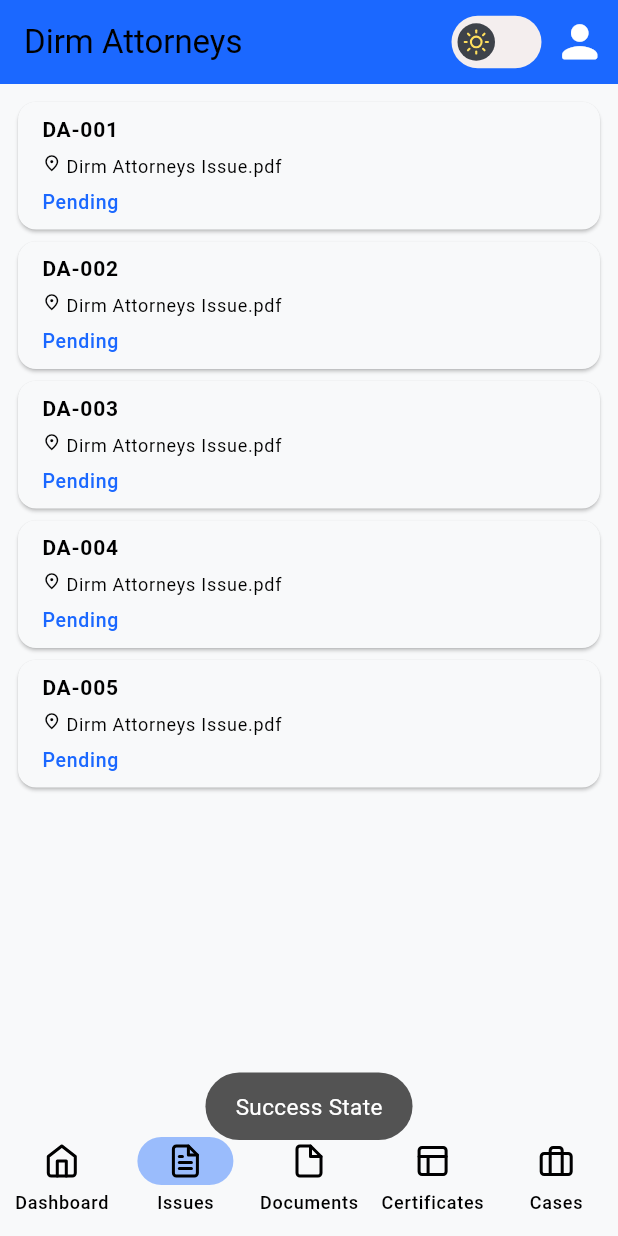
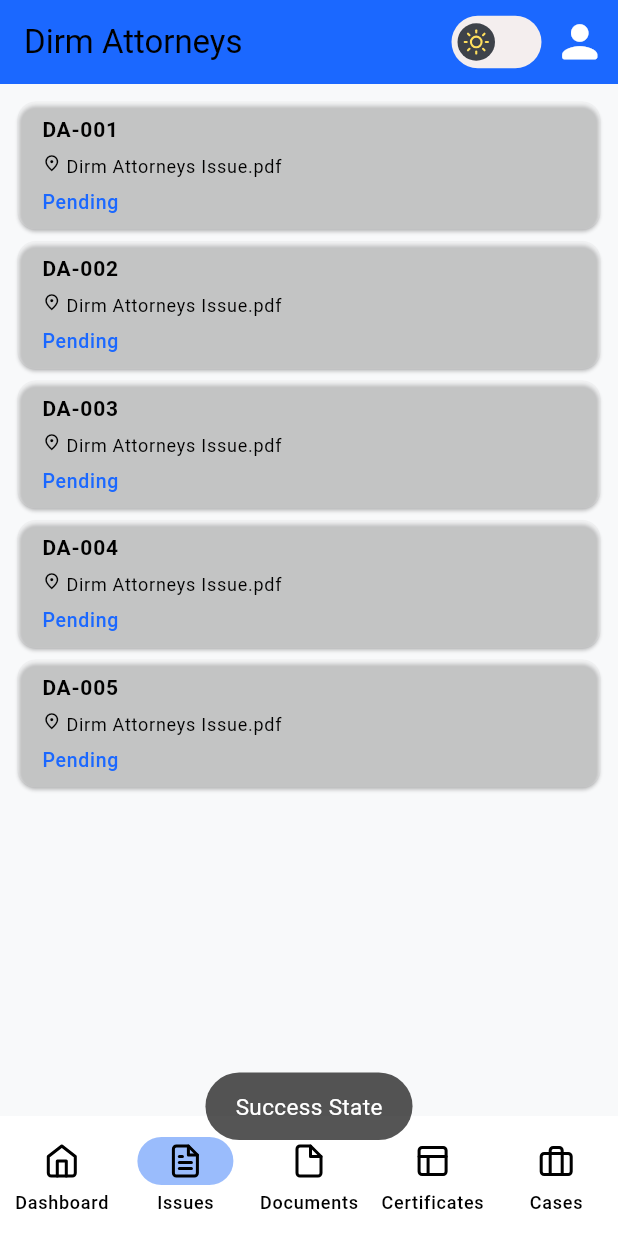
Before and after one commit to infinite-dev22/law_mobile_app, a Flutter app: the screen it shows after launch, item 2 of the bottom bar chosen, on a phone screen of 412 x 824 dp. Run offline on Flutter 3.47's test engine with Material 3 defaults, Android fonts, the phone set to English and light mode, and no system bars; drawn by our look-alikes of flutter_switch; our stand-ins replace awesome_extensions, bloc, equatable, flutter_bloc, flutter_feather_icons, toast.

Commit message:
make better theming

```diff
--- a/lib/legal_cases/presentation/pages/legal_cases_page.dart
+++ b/lib/legal_cases/presentation/pages/legal_cases_page.dart
@@ -2,9 +2,7 @@ import 'package:flutter/material.dart';
 import 'package:flutter_bloc/flutter_bloc.dart';
 import 'package:toast/toast.dart';
 
-import '../../../Global/Variables/colors.dart';
 import '../../../Global/Widgets/error_widget.dart';
-import '../../../Global/Widgets/initial_widget.dart';
 import '../../../Global/Widgets/loading_widget.dart';
 import '../bloc/legal_access_page/legal_cases_page_bloc.dart';
 import '../widget/legal_case_success_widget.dart';
--- a/lib/legal_cases/presentation/widget/legal_case_success_widget.dart
+++ b/lib/legal_cases/presentation/widget/legal_case_success_widget.dart
@@ -15,8 +15,10 @@ class LegalCaseSuccessWidget extends StatelessWidget {
             padding: const EdgeInsets.all(8.0),
             itemCount: state.legalCases!.length,
             itemBuilder: (context, index) => Card(
+                  color: Colors.white10.withOpacity(.2),
                   child: ListTile(
-                    title: LegalCaseItem(data: state.legalCases!.elementAt(index)),
+                    title:
+                        LegalCaseItem(data: state.legalCases!.elementAt(index)),
                   ),
                 ));
       },
--- a/lib/legal_certificates/presentation/widget/legal_certificate_success_widget.dart
+++ b/lib/legal_certificates/presentation/widget/legal_certificate_success_widget.dart
@@ -15,8 +15,10 @@ class LegalCertificateSuccessWidget extends StatelessWidget {
             padding: const EdgeInsets.all(8.0),
             itemCount: state.certificates!.length,
             itemBuilder: (context, index) => Card(
+              color: Colors.white10.withOpacity(.2),
                   child: ListTile(
-                    title: LegalCertificateItem(data: state.certificates!.elementAt(index)),
+                    title: LegalCertificateItem(
+                        data: state.certificates!.elementAt(index)),
                   ),
                 ));
       },
--- a/lib/legal_documents/presentation/widget/legal_document_success_widget.dart
+++ b/lib/legal_documents/presentation/widget/legal_document_success_widget.dart
@@ -15,8 +15,10 @@ class LegalDocumentSuccessWidget extends StatelessWidget {
             padding: const EdgeInsets.all(8.0),
             itemCount: state.documents!.length,
             itemBuilder: (context, index) => Card(
+              color: Colors.white10.withOpacity(.2),
                   child: ListTile(
-                    title: LegalDocumentItem(data: state.documents!.elementAt(index)),
+                    title: LegalDocumentItem(
+                        data: state.documents!.elementAt(index)),
                   ),
                 ));
       },
--- a/lib/legal_issues/presentation/widget/legal_issue_success_widget.dart
+++ b/lib/legal_issues/presentation/widget/legal_issue_success_widget.dart
@@ -15,6 +15,7 @@ class LegalIssueSuccessWidget extends StatelessWidget {
             padding: const EdgeInsets.all(8.0),
             itemCount: state.issues!.length,
             itemBuilder: (context, index) => Card(
+              color: Colors.white10.withOpacity(.2),
                   child: ListTile(
                     title: LegalIssueItem(data: state.issues!.elementAt(index)),
                   ),
--- a/lib/root/presentation/pages/root_page.dart
+++ b/lib/root/presentation/pages/root_page.dart
@@ -82,6 +82,7 @@ class _RootPageState extends State<RootPage> {
         floatingActionButtonLocation: FloatingActionButtonLocation.centerDocked,
         resizeToAvoidBottomInset: false,
         bottomNavigationBar: NavigationBar(
+          backgroundColor: Theme.of(context).colorScheme.secondary,
           destinations: _destinations(),
           selectedIndex: context.read<NavBarBloc>().state.idSelected,
           indicatorColor: AppColors.primaryLight,
```
